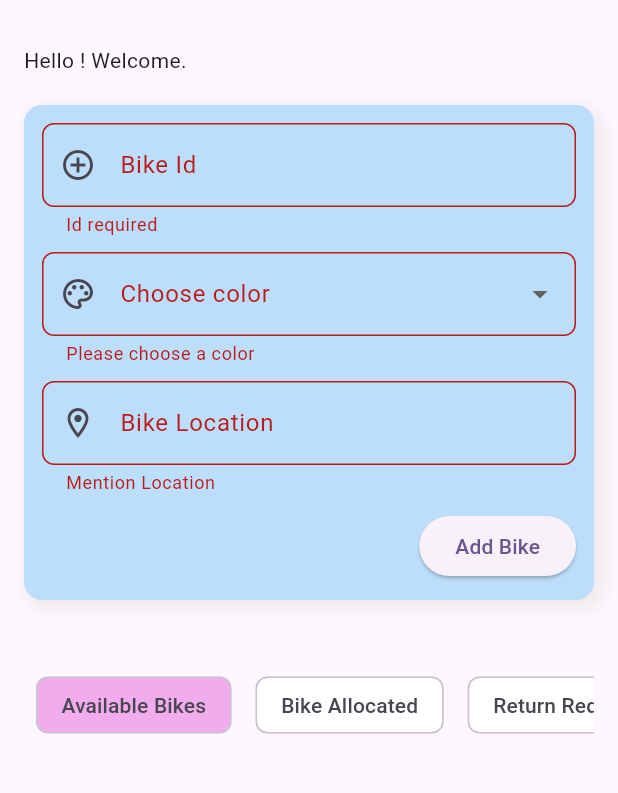
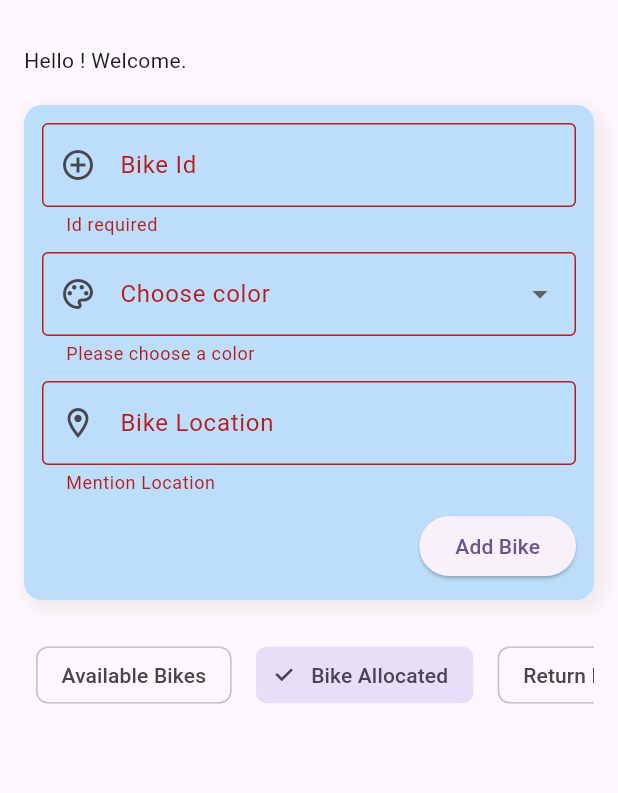
Before and after one commit to SudharshanGeddam/WheelWays, a Flutter app: the SecurityHome screen opened directly, after a tap on "Add Bike", after a tap on "Bike Allocated", on a phone screen of 412 x 824 dp, the part 63-856 px from its top. Run offline on Flutter 3.47's test engine with Material 3 defaults, Android fonts, the phone set to English and light mode, and no system bars; our stand-ins replace cloud_firestore, firebase_auth, firebase_core, flutter_riverpod, google_fonts, lottie; accounts and stored records are empty.

Commit message:
Security UI Modification

```diff
--- a/lib/Screens/login_screen.dart
+++ b/lib/Screens/login_screen.dart
@@ -1,7 +1,8 @@
 import 'package:cloud_firestore/cloud_firestore.dart';
 import 'package:firebase_auth/firebase_auth.dart';
 import 'package:flutter/material.dart';
-import 'package:flutter_riverpod/src/core.dart';
+import 'package:flutter_riverpod/flutter_riverpod.dart';
+
 import 'package:google_fonts/google_fonts.dart';
 import 'package:lottie/lottie.dart';
 import 'package:wheelways/Screens/register_screen.dart';
--- a/lib/models/fetch_damaged_bikes.dart
+++ b/lib/models/fetch_damaged_bikes.dart
@@ -9,7 +9,7 @@ class FetchDamagedBikes {
 
   Future<void> fetchDamagedBikes() async {
     try{
-      Query query = db.collection('BikesData').orderBy('returnedAt', descending: false)
+      Query query = db.collection('BikesData')
       .where('isDamaged', isEqualTo: true)
       .limit(_limit);
 
--- a/lib/pages/security_home.dart
+++ b/lib/pages/security_home.dart
@@ -2,7 +2,10 @@ import 'package:cloud_firestore/cloud_firestore.dart';
 import 'package:flutter/material.dart';
 import 'package:flutter_riverpod/flutter_riverpod.dart';
 import 'package:wheelways/models/user_provider.dart';
+import 'package:wheelways/widgets/paginated_list_screen_allocated_bikes.dart';
 import 'package:wheelways/widgets/paginated_list_screen_available_bikes.dart';
+import 'package:wheelways/widgets/paginated_list_screen_damaged_bikes.dart';
+import 'package:wheelways/widgets/paginated_list_screen_returned_bikes.dart';
 
 class SecurityHome extends ConsumerStatefulWidget {
   const SecurityHome({super.key});
@@ -12,6 +15,8 @@ class SecurityHome extends ConsumerStatefulWidget {
 }
 
 class _SecurityHomeState extends ConsumerState<SecurityHome> {
+  Widget? _currentScreen;
+
   final List<String> filters = [
     'Available Bikes',
     'Bike Allocated',
@@ -19,6 +24,7 @@ class _SecurityHomeState extends ConsumerState<SecurityHome> {
     'Damaged',
   ];
   late String _selectedFilter;
+
   final FirebaseFirestore db = FirebaseFirestore.instance;
   final _formKey = GlobalKey<FormState>();
   final _idController = TextEditingController();
@@ -30,23 +36,23 @@ class _SecurityHomeState extends ConsumerState<SecurityHome> {
   void initState() {
     super.initState();
     _selectedFilter = filters[0];
+    _onFilterSelection(_selectedFilter); // show default screen
   }
 
   Future<void> storeBikeDetails(
-    String bikeId,
-    String bikeColor,
-    String location,
-  ) async {
+      String bikeId, String bikeColor, String location) async {
     try {
       final DocumentReference bikeRef = db.collection('BikesData').doc(bikeId);
       final DocumentSnapshot bikeSnapshot = await bikeRef.get();
+
       if (!mounted) return;
+
       if (bikeSnapshot.exists) {
         ScaffoldMessenger.of(context).showSnackBar(
-          SnackBar(content: Text('Bike with this ID already exists.')),
+          const SnackBar(content: Text('Bike with this ID already exists.')),
         );
       } else {
-        await db.collection('BikesData').doc(bikeId).set({
+        await bikeRef.set({
           'bikeId': bikeId,
           'bikeColor': bikeColor,
           'bikeLocation': location,
@@ -55,13 +61,14 @@ class _SecurityHomeState extends ConsumerState<SecurityHome> {
           'isReturned': false,
           'allocatedTo': '',
           'returnBy': '',
+          'damagedBy': '',
           'createdAt': FieldValue.serverTimestamp(),
-          'returnedAt': ''
+
         });
-        if (!mounted) return;
-        ScaffoldMessenger.of(
-          context,
-        ).showSnackBar(SnackBar(content: Text('Bike added Successfully')));
+
+        ScaffoldMessenger.of(context).showSnackBar(
+          const SnackBar(content: Text('Bike added Successfully')),
+        );
       }
     } catch (e) {
       print(e);
@@ -69,10 +76,25 @@ class _SecurityHomeState extends ConsumerState<SecurityHome> {
   }
 
   void _onFilterSelection(String selectedFilter) {
+    setState(() {
+      _selectedFilter = selectedFilter;
       switch (selectedFilter) {
         case 'Available Bikes':
-        PaginatedListScreenAvailableBikes();
+          _currentScreen = const PaginatedListScreenAvailableBikes();
+          break;
+        case 'Bike Allocated':
+          _currentScreen = const PaginatedListScreenAllocatedBikes();
+          break;
+        case 'Return Requests':
+          _currentScreen = const PaginatedListScreenReturnedBikes();
+          break;
+        case 'Damaged':
+          _currentScreen = const PaginatedListScreenDamagedBikes();
+          break;
+        default:
+          _currentScreen = const PaginatedListScreenAvailableBikes();
       }
+    });
   }
 
   @override
@@ -86,26 +108,27 @@ class _SecurityHomeState extends ConsumerState<SecurityHome> {
   Widget build(BuildContext context) {
     final userProviderValue = ref.watch(userProvider);
     final userName = userProviderValue?.name ?? '';
+
     return Scaffold(
-      appBar: AppBar(title: Text('Wheel Ways'), centerTitle: true),
-      body: SingleChildScrollView(
-        scrollDirection: Axis.vertical,
-        child: Padding(
-          padding: EdgeInsets.all(16.0),
+      appBar: AppBar(title: const Text('Wheel Ways'), centerTitle: true),
+      body: Padding(
+        padding: const EdgeInsets.all(16.0),
         child: Column(
           crossAxisAlignment: CrossAxisAlignment.start,
           children: [
             Text('Hello $userName! Welcome.'),
 
             const SizedBox(height: 20),
+
+            // Bike Add Form
             Container(
-                padding: EdgeInsets.all(12.0),
+              padding: const EdgeInsets.all(12.0),
               decoration: BoxDecoration(
                 borderRadius: BorderRadius.circular(12.0),
                 color: const Color.fromARGB(255, 188, 222, 250),
-                  boxShadow: [
+                boxShadow: const [
                   BoxShadow(
-                      color: const Color.fromARGB(255, 238, 233, 233),
+                    color: Color.fromARGB(255, 238, 233, 233),
                     offset: Offset(4, 4),
                     blurRadius: 10,
                     spreadRadius: 2,
@@ -118,51 +141,44 @@ class _SecurityHomeState extends ConsumerState<SecurityHome> {
                   children: [
                     TextFormField(
                       controller: _idController,
-                        textCapitalization: TextCapitalization.none,
+                      decoration: const InputDecoration(
+                        labelText: 'Bike Id',
+                        prefixIcon: Icon(Icons.add_circle_outline),
+                        border: OutlineInputBorder(),
+                      ),
                       validator: (value) =>
                           value!.isEmpty ? 'Id required' : null,
-                        decoration: InputDecoration(
-                          label: Text('Bike Id'),
-                          prefixIcon: Icon(Icons.add_circle_outline),
-                          border: OutlineInputBorder(
-                            borderRadius: BorderRadius.circular(8.0),
-                          ),
-                        ),
                     ),
                     const SizedBox(height: 10),
                     DropdownButtonFormField<String>(
-                        decoration: InputDecoration(
-                          label: Text('Choose color'),
+                      decoration: const InputDecoration(
+                        labelText: 'Choose color',
                         prefixIcon: Icon(Icons.color_lens_outlined),
-                          border: OutlineInputBorder(
-                            borderRadius: BorderRadius.circular(8.0),
+                        border: OutlineInputBorder(),
                       ),
-                        ),
-                        initialValue: choosenColor,
-                        items: selectedColor.map((val) {
-                          return DropdownMenuItem(value: val, child: Text(val));
-                        }).toList(),
-                        onChanged: (value) {
-                          setState(() {
+                      value: choosenColor,
+                      items: selectedColor
+                          .map((val) => DropdownMenuItem(
+                                value: val,
+                                child: Text(val),
+                              ))
+                          .toList(),
+                      onChanged: (value) => setState(() {
                         choosenColor = value;
-                          });
-                        },
+                      }),
                       validator: (value) =>
                           value == null ? 'Please choose a color' : null,
                     ),
                     const SizedBox(height: 10),
                     TextFormField(
                       controller: _bikeLocation,
-                        textCapitalization: TextCapitalization.none,
+                      decoration: const InputDecoration(
+                        labelText: 'Bike Location',
+                        prefixIcon: Icon(Icons.location_on_outlined),
+                        border: OutlineInputBorder(),
+                      ),
                       validator: (value) =>
                           value!.isEmpty ? 'Mention Location' : null,
-                        decoration: InputDecoration(
-                          label: Text('Bike Location'),
-                          prefixIcon: Icon(Icons.location_on_outlined),
-                          border: OutlineInputBorder(
-                            borderRadius: BorderRadius.circular(8.0),
-                          ),
-                        ),
                     ),
                     const SizedBox(height: 10),
                     Align(
@@ -175,7 +191,6 @@ class _SecurityHomeState extends ConsumerState<SecurityHome> {
                               choosenColor!,
                               _bikeLocation.text.trim(),
                             );
-
                             setState(() {
                               choosenColor = null;
                               _idController.clear();
@@ -183,44 +198,43 @@ class _SecurityHomeState extends ConsumerState<SecurityHome> {
                             });
                           }
                         },
-                          child: Text('Add Bike'),
+                        child: const Text('Add Bike'),
                       ),
                     ),
                   ],
                 ),
               ),
             ),
-              const SizedBox(height: 10),
+
+            const SizedBox(height: 20),
+
+            // Filter Chips
             SizedBox(
-                height: 120,
+              height: 60,
               child: ListView.builder(
-                  shrinkWrap: true,
                 scrollDirection: Axis.horizontal,
                 itemCount: filters.length,
                 itemBuilder: (context, index) {
                   final filter = filters[index];
-                    return GestureDetector(
-                      onTap: () {
-                        _selectedFilter = filter;
-                        _onFilterSelection(_selectedFilter);
-                      },
-                      child: Padding(
-                        padding: EdgeInsets.all(8.0),
-                        child: Chip(
-                          backgroundColor: (_selectedFilter == filter)
-                              ? const Color.fromARGB(255, 240, 172, 237)
-                              : Colors.white,
-
+                  return Padding(
+                    padding: const EdgeInsets.all(8.0),
+                    child: ChoiceChip(
                       label: Text(filter),
-                        ),
+                      selected: _selectedFilter == filter,
+                      onSelected: (_) => _onFilterSelection(filter),
                     ),
                   );
                 },
               ),
             ),
+
             const SizedBox(height: 10),
+
+            // Current Screen
+            Expanded(
+              child: _currentScreen ?? const Center(child: Text('Select a filter')),
+            ),
           ],
-          ),
         ),
       ),
     );
--- /dev/null
+++ b/lib/widgets/paginated_list_screen_allocated_bikes.dart
@@ -0,0 +1,110 @@
+import 'package:cloud_firestore/cloud_firestore.dart';
+import 'package:flutter/material.dart';
+import 'package:flutter_riverpod/flutter_riverpod.dart';
+import 'package:lottie/lottie.dart';
+import 'package:wheelways/models/fetch_allocated_bikes.dart';
+import 'package:wheelways/models/user_provider.dart';
+
+class PaginatedListScreenAllocatedBikes extends ConsumerStatefulWidget {
+  const PaginatedListScreenAllocatedBikes({super.key});
+
+  @override
+  ConsumerState<PaginatedListScreenAllocatedBikes> createState() =>
+      _PaginatedListScreenState();
+}
+
+class _PaginatedListScreenState
+    extends ConsumerState<PaginatedListScreenAllocatedBikes> {
+  late final FetchAllocatedBikes fetchAllocatedBikes;
+  final FirebaseFirestore db = FirebaseFirestore.instance;
+  final ScrollController _scrollController = ScrollController();
+
+  bool isLoading = false;
+
+  @override
+  void initState() {
+    super.initState();
+    fetchAllocatedBikes = FetchAllocatedBikes();
+    _loadMoreBikes();
+
+    _scrollController.addListener(() {
+      if (_scrollController.position.pixels >=
+              _scrollController.position.maxScrollExtent &&
+          !isLoading &&
+          fetchAllocatedBikes.hasMore) {
+        _loadMoreBikes();
+      }
+    });
+  }
+
+  Future<void> _loadMoreBikes() async {
+    if (isLoading || !fetchAllocatedBikes.hasMore) return;
+    setState(() {
+      isLoading = true;
+    });
+    await fetchAllocatedBikes.fetchAllocatedBikes();
+    setState(() {
+      isLoading = false;
+    });
+  }
+
+  @override
+  Widget build(BuildContext context) {
+    final userProviderValue = ref.watch(userProvider);
+    final userName = userProviderValue?.name ?? '';
+    return ListView.builder(
+      controller: _scrollController,
+      itemCount: fetchAllocatedBikes.bikes.length + 1,
+      itemBuilder: (context, index) {
+        if (index < fetchAllocatedBikes.bikes.length) {
+          var data =
+              fetchAllocatedBikes.bikes[index].data() as Map<String, dynamic>;
+          return Card(
+            child: Padding(
+              padding: EdgeInsets.all(8.0),
+              child: Column(
+                crossAxisAlignment: CrossAxisAlignment.start,
+                children: [
+                  Row(
+                    children: [
+                      Image.asset(
+                        'assets/images/bike_img.jpg',
+                        height: 40,
+                        fit: BoxFit.cover,
+                      ),
+                      const SizedBox(width: 10),
+                      const Text('HCL Bikes'),
+                    ],
+                  ),
+                  const SizedBox(height: 5),
+                  Text('AllocatedTo: $userName'),
+                  const SizedBox(height: 5),
+                  Text('Color: ${data['bikeColor']}'),
+                  const SizedBox(height: 5),
+                  Text('Bike Id: ${data['bikeId']}'),
+                  const SizedBox(height: 5),
+                  Text('Location: ${data['bikeLocation']}'),
+                  const SizedBox(height: 5),
+
+                ],
+              ),
+            ),
+          );
+        } else {
+          return isLoading
+              ? Padding(
+                  padding: EdgeInsets.all(16.0),
+                  child: Center(
+                    child: Lottie.asset(
+                      'assets/lotties/Loading.json',
+                      width: 100,
+                      height: 100,
+                    ),
+                  ),
+                )
+              : SizedBox();
+        }
+      },
+    );
+  }
+}
```
Also changed, not shown: lib/models/fetch_returned_bikes.dart (+9 -12 lines), lib/pages/profile_page.dart (added, +60 -0 lines), lib/pages/settings_page.dart (added, +10 -0 lines), lib/widgets/bottom_navigation_bar_widget.dart (added, +84 -0 lines), lib/widgets/paginated_list_screen_damaged_bikes.dart (added, +130 -0 lines), lib/widgets/paginated_list_screen_returned_bikes.dart (added, +147 -0 lines), lib/main.dart (line endings or trailing spaces). Lines whose indentation alone changed are shown as unchanged.
